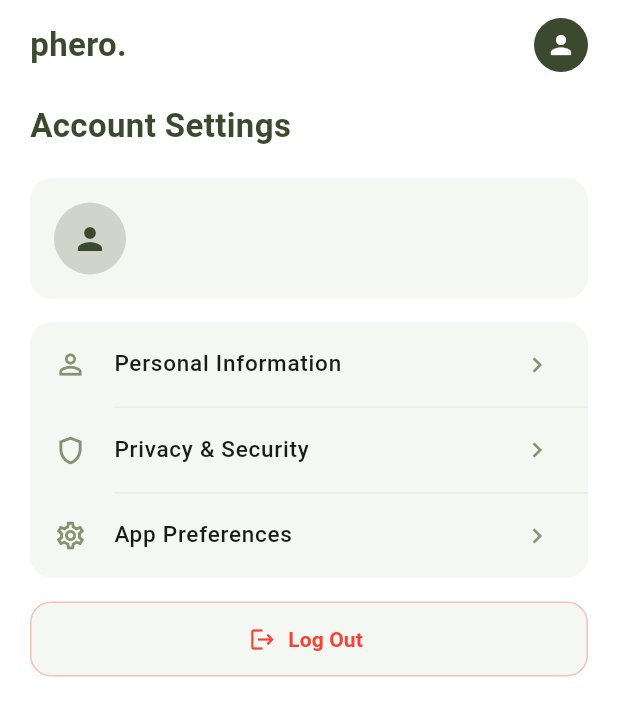
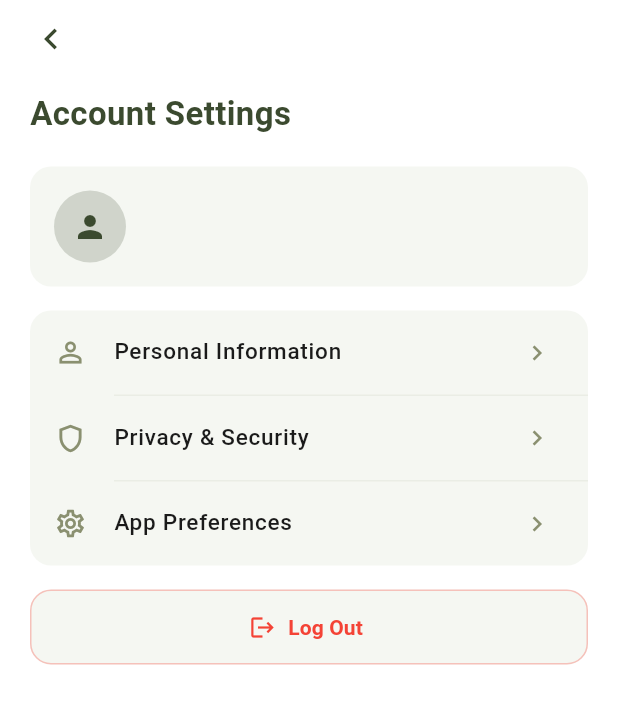
Before and after one commit to CMSC156-FinalProject/Phero, a Flutter app: the AccountSettingsScreen screen opened directly with empty values, on a phone screen of 412 x 824 dp. Shown: the top 716 px of the screen. Run offline on Flutter 3.47's test engine with Material 3 defaults, Android fonts, the phone set to English and light mode, and no system bars; our stand-ins replace cloud_firestore, firebase_auth, firebase_core, firebase_storage, geolocator, image_picker; missing offline and left inert: geoflutterfire_plus; accounts and stored records are empty; generated files the repository leaves out were written again.

Commit message:
fix: removed icons for better ui

```diff
--- a/lib/settings/account_settings_screen.dart
+++ b/lib/settings/account_settings_screen.dart
@@ -51,26 +51,9 @@ class _AccountSettingsScreenState extends State<AccountSettingsScreen> {
               child: Row(
                 mainAxisAlignment: MainAxisAlignment.spaceBetween,
                 children: [
-                  Text(
-                    'phero.',
-                    style: TextStyle(
-                      fontSize: 22,
-                      fontWeight: FontWeight.bold,
-                      color: _primary,
-                    ),
-                  ),
-                  Container(
-                    width: 36,
-                    height: 36,
-                    decoration: BoxDecoration(
-                      color: _primary,
-                      shape: BoxShape.circle,
-                    ),
-                    child: Icon(
-                      Icons.person,
-                      color: widget.isDark ? Colors.black : Colors.white,
-                      size: 20,
-                    ),
+                  GestureDetector(
+                    onTap: () => Navigator.pop(context),
+                    child: Icon(Icons.chevron_left, color: _primary, size: 28),
                   ),
                 ],
               ),
```
